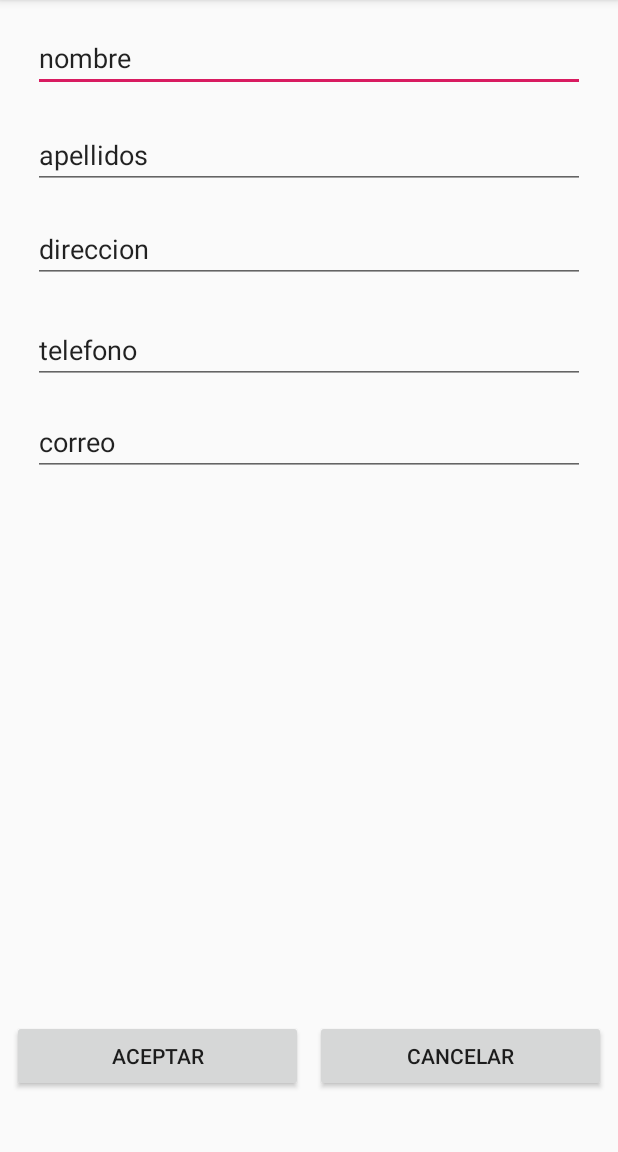
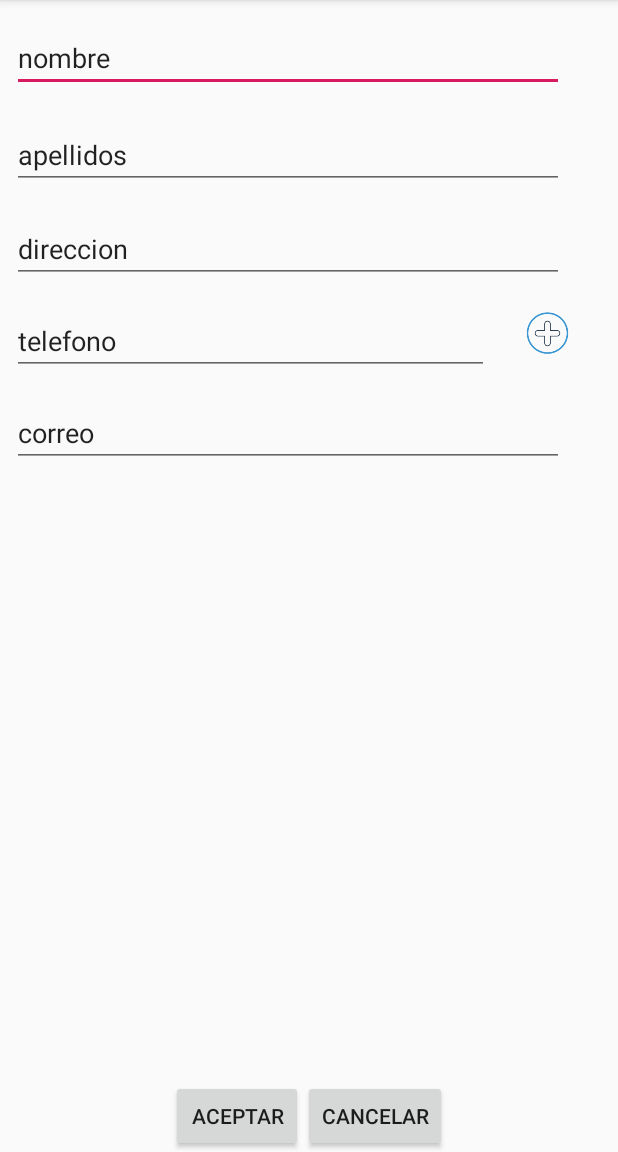
Before and after one commit to rubenseglop/misContactos, an Android app: the anadir screen opened directly, with no data from a screen before it, on a phone screen of 412 x 824 dp, the part 84-1236 px from its top. Run offline under Robolectric (Android 15) with nearby library versions, the phone set to English and light mode, and no system bars.

```diff
--- a/app/build.gradle
+++ b/app/build.gradle
@@ -25,6 +25,7 @@ dependencies {
     implementation 'com.android.support:appcompat-v7:28.0.0'
     implementation 'com.android.support.constraint:constraint-layout:1.1.3'
     implementation 'com.android.support:design:28.0.0'
+    implementation 'com.android.support:support-v4:28.0.0'
     testImplementation 'junit:junit:4.12'
     androidTestImplementation 'com.android.support.test:runner:1.0.2'
     androidTestImplementation 'com.android.support.test.espresso:espresso-core:3.0.2'
--- a/app/src/main/java/aplicacion/contactos/com/miscontactos/anadir.java
+++ b/app/src/main/java/aplicacion/contactos/com/miscontactos/anadir.java
@@ -7,8 +7,8 @@ import android.widget.Button;
 
 public class anadir extends AppCompatActivity {
 
-    private Button aceptar = (Button) findViewById(R.id.aceptar);
-    private Button cancelar = (Button) findViewById(R.id.cancelar);
+   // private Button aceptar = (Button) findViewById(R.id.aceptar);
+   // private Button cancelar = (Button) findViewById(R.id.cancelar);
 
 
     @Override
@@ -17,7 +17,7 @@ public class anadir extends AppCompatActivity {
         setContentView(R.layout.activity_anadir);
     }
     public void metodocancelar(View v){
-        finish();
+        onBackPressed();
     }
 
 }
--- a/app/src/main/res/layout/activity_anadir.xml
+++ b/app/src/main/res/layout/activity_anadir.xml
@@ -5,6 +5,19 @@
     android:layout_width="match_parent"
     android:layout_height="match_parent"
     tools:context=".anadir">
+
+    <LinearLayout
+        android:layout_width="0dp"
+        android:layout_height="0dp"
+        android:layout_marginStart="8dp"
+        android:layout_marginEnd="8dp"
+        android:orientation="vertical"
+        app:layout_constraintBottom_toBottomOf="parent"
+        app:layout_constraintEnd_toEndOf="parent"
+        app:layout_constraintHorizontal_bias="0.0"
+        app:layout_constraintStart_toStartOf="parent"
+        app:layout_constraintTop_toTopOf="parent"
+        app:layout_constraintVertical_bias="0.0">
 
         <EditText
             android:id="@+id/editText"
@@ -45,18 +58,30 @@
             app:layout_constraintStart_toStartOf="parent"
             app:layout_constraintTop_toBottomOf="@+id/editText2" />
 
+        <LinearLayout
+            android:layout_width="match_parent"
+            android:layout_height="wrap_content"
+            android:orientation="horizontal">
+
             <EditText
                 android:id="@+id/editText4"
-        android:layout_width="368dp"
+                android:layout_width="318dp"
                 android:layout_height="wrap_content"
-        android:layout_marginTop="22dp"
+                android:layout_marginTop="16dp"
                 android:ems="10"
                 android:inputType="phone"
                 android:text="@string/telefono"
-        app:layout_constraintEnd_toEndOf="parent"
-        app:layout_constraintHorizontal_bias="0.5"
                 app:layout_constraintStart_toStartOf="parent"
                 app:layout_constraintTop_toBottomOf="@+id/editText3" />
+
+            <ImageView
+                android:id="@+id/imageView2"
+                android:layout_width="100dp"
+                android:layout_height="34dp"
+                android:layout_marginTop="16dp"
+                android:layout_weight="1"
+                app:srcCompat="@drawable/masicon" />
+        </LinearLayout>
 
         <EditText
             android:id="@+id/editText5"
@@ -71,12 +96,16 @@
             app:layout_constraintStart_toStartOf="parent"
             app:layout_constraintTop_toBottomOf="@+id/editText4" />
 
+        <LinearLayout
+            android:layout_width="match_parent"
+            android:layout_height="match_parent"
+            android:gravity="bottom|center"
+            android:orientation="horizontal">
+
             <Button
                 android:id="@+id/aceptar"
-        android:layout_width="0dp"
+                android:layout_width="wrap_content"
                 android:layout_height="wrap_content"
-        android:layout_marginStart="8dp"
-        android:layout_marginEnd="8dp"
                 android:text="@string/aceptar"
                 app:layout_constraintBaseline_toBaselineOf="@+id/cancelar"
                 app:layout_constraintEnd_toStartOf="@+id/cancelar"
@@ -84,13 +113,16 @@
 
             <Button
                 android:id="@+id/cancelar"
-        android:layout_width="0dp"
+                android:layout_width="wrap_content"
                 android:layout_height="wrap_content"
-        android:layout_marginEnd="8dp"
-        android:layout_marginBottom="40dp"
                 android:onClick="metodocancelar"
                 android:text="@string/cancelar"
                 app:layout_constraintBottom_toBottomOf="parent"
                 app:layout_constraintEnd_toEndOf="parent"
                 app:layout_constraintStart_toEndOf="@+id/aceptar" />
+
+        </LinearLayout>
+
+    </LinearLayout>
+
 </android.support.constraint.ConstraintLayout>
--- a/app/src/main/res/values/strings.xml
+++ b/app/src/main/res/values/strings.xml
@@ -10,4 +10,7 @@
     <string name="direccion">direccion</string>
     <string name="telefono">telefono</string>
     <string name="correo">correo</string>
+
+    <!-- TODO: Remove or change this placeholder text -->
+    <string name="hello_blank_fragment">Hello blank fragment</string>
 </resources>
--- /dev/null
+++ b/settings.gradle
@@ -0,0 +1 @@
+include ':app'
```
Also changed, not shown: app/src/main/java/aplicacion/contactos/com/miscontactos/MainActivity.java (+22 -1 lines), app/src/main/res/layout/activity_main.xml (+4 -3 lines), app/src/main/res/layout/content_main.xml (+7 -9 lines), build.gradle (added, +27 -0 lines), gradle.properties (added, +13 -0 lines), app/src/main/res/drawable-v24/masicon.png (added), app/src/main/res/drawable-v24/plus.png (added), gradle/wrapper/gradle-wrapper.properties (added), 5 other files. Lines whose indentation alone changed are shown as unchanged.
